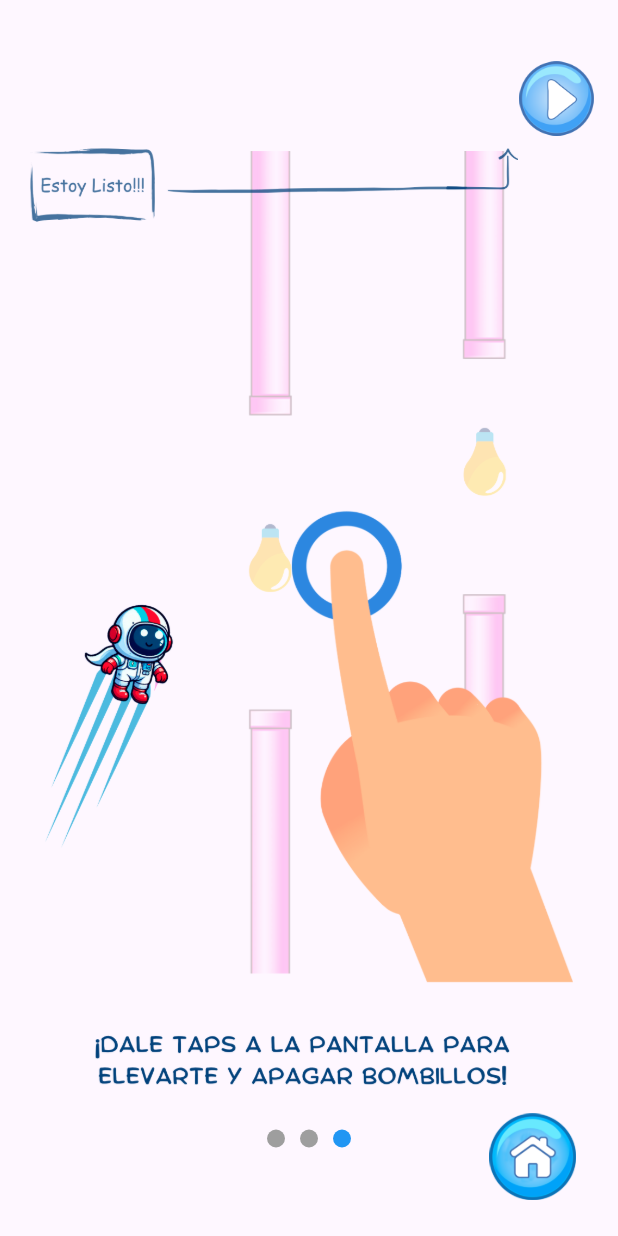
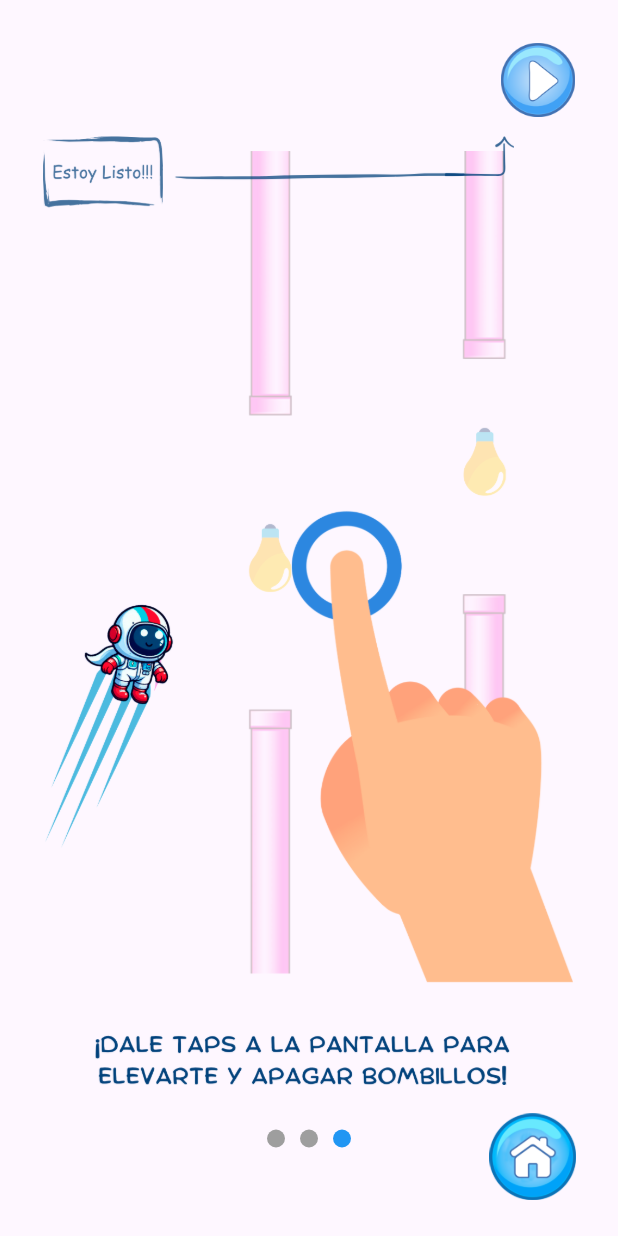
Before and after one commit to rlagosg/EnergyAdventure, a Flutter app: the FlappyIntroScreen screen opened by its route, swiped to page 3, on a phone screen of 412 x 824 dp. Run offline on Flutter 3.47's test engine with Material 3 defaults, Android fonts, the light colour scheme and no system bars; our stand-ins replace animate_do, confetti, dio, equatable, flutter_bloc, flutter_riverpod and 2 more; missing offline and left inert: flame, flame_audio; accounts and stored records are empty; generated files the repository leaves out were written again; network calls fail.

Commit message:
mejora visual para tablets

```diff
--- a/lib/presentation/screens/games/assets.dart
+++ b/lib/presentation/screens/games/assets.dart
@@ -16,9 +16,12 @@ class Assets {
   static const menu                = 'assets/images/games/flappy/menu.jpg';
   static const menuPausa           = 'assets/images/games/flappy/pauseMenu.png';
   static const imReady             = 'assets/images/games/flappy/imReady.png';
+  static const imReady_2           = 'assets/images/games/flappy/imReady_2.png';
   static const btnExit             = 'assets/images/games/flappy/buttonExit.png';
   static const btnContinue         = 'assets/images/games/flappy/buttonContinue.png';
   static const requirementMessage  = 'assets/images/games/flappy/requirementMessage.png';
+
+  static const cardQuestionShool  = 'assets/images/games/questions/cardQuestion_1.png';
 
   static const flying    = 'fly.wav';
   static const collision = 'collision.wav';
--- a/lib/presentation/screens/games/flappy/flappy_intro_screen.dart
+++ b/lib/presentation/screens/games/flappy/flappy_intro_screen.dart
@@ -59,6 +59,7 @@ class _FlappyIntroScreenState extends State<FlappyIntroScreen> {
   Widget build(BuildContext context) {
 
     final size = MediaQuery.of(context).size;
+    final isTablet = size.width > 600; // Condición para determinar si es una tablet
 
     return Scaffold(
       body: FadeIn(
@@ -72,10 +73,11 @@ class _FlappyIntroScreenState extends State<FlappyIntroScreen> {
                 ).toList(),
             ),
 
+            // Boton de play
             endReached ?
             Positioned(
-              right: size.width * 0.01,
-              top:  size.height * 0.04,
+              right: size.width * 0.04,
+              top:  size.height * 0.025,
               child: FadeInRight(
                 from: 15,
                 //delay:const Duration(seconds: 1),
@@ -85,18 +87,19 @@ class _FlappyIntroScreenState extends State<FlappyIntroScreen> {
                 ),
               ),
             ) : const SizedBox(),
+
+            // Imagen de Estoy Listo
             endReached ? Positioned(
-              left: size.width * 0.02,
-              top: size.height * 0.11,
+              left: isTablet ? size.width * 0.11 : size.width * 0.069,
+              top: isTablet ? size.height * 0.032 : size.width * 0.22,
               child: FadeInLeft(
                 from: 15,
                 delay: const Duration(seconds: 1),
-                child: TextButton(
-                  onPressed: () {},
-                  child: Image.asset( Assets.imReady, height: size.height * 0.06,),
-                ),
+                child: Image.asset( isTablet ? Assets.imReady_2 : Assets.imReady , height: isTablet ? size.height * 0.06 : size.height * 0.058,),
               ),
             ): const SizedBox(),
+
+            // Dots
              Positioned(
                bottom: 30,
                left: size.width * 0.35,
@@ -118,13 +121,18 @@ class SlideFlappy extends StatelessWidget {
 
   @override
   Widget build(BuildContext context) {
+
+    final size = MediaQuery.of(context).size;
+    final isTablet = size.width > 600;
+
+
     return Padding(
       padding: const EdgeInsets.symmetric(horizontal: 30),
       child: Center(
         child: Column(
           mainAxisAlignment: MainAxisAlignment.center,
           children: [
-            Image.asset(slide.imageUrl, fit: BoxFit.cover,),
+            Image.asset(slide.imageUrl, fit: BoxFit.cover, height: isTablet ? size.height * 0.70 : null),
           ]
       ),
     ));
```
Also changed, not shown: lib/presentation/components/flappy/requirement_message.dart (+24 -23 lines), assets/images/games/flappy/imReady_2.png (added), assets/images/games/questions/cardQuestion_1.png (added).
